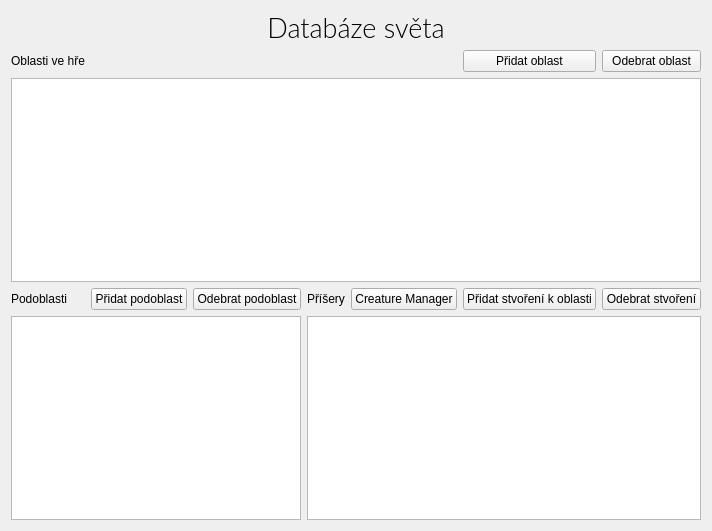
Before: the Qt Designer form mainwindow.ui in charamza/game-database, drawn with Qt 5.
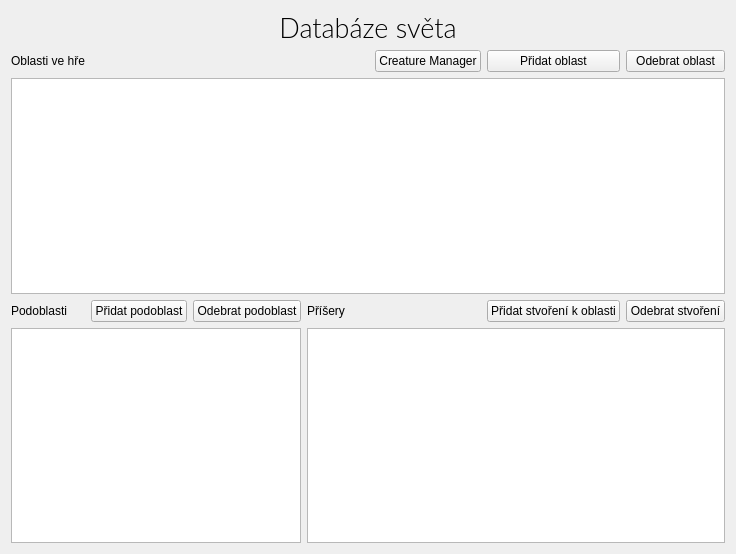
After: the same form once the commit is applied.

Patch:
```diff
--- a/mainwindow.ui
+++ b/mainwindow.ui
@@ -6,8 +6,8 @@
    <rect>
     <x>0</x>
     <y>0</y>
-    <width>699</width>
-    <height>531</height>
+    <width>736</width>
+    <height>554</height>
    </rect>
   </property>
   <property name="windowTitle">
@@ -103,7 +103,10 @@
       </property>
      </widget>
     </item>
-    <item row="3" column="4">
+    <item row="4" column="0" colspan="3">
+     <widget class="QTableView" name="viewSublocation"/>
+    </item>
+    <item row="1" column="4">
      <widget class="QPushButton" name="manageCreatures">
       <property name="text">
        <string>Creature Manager</string>
```
Left out of the diff: 23 changed lines with no effect on the pictures.
